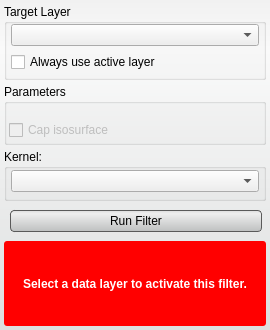
Before: the Qt Designer form src/Plugins/rbf/Interface/ToolInterface/RBFFilterInterface.ui in rblake/seg3d2, drawn with Qt 5.
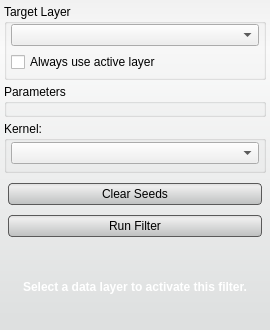
After: the same form once the commit is applied. Custom widgets are drawn as their Qt base class.

Commit message: Refactor RBF tool interface.

The edit to the form file:
```diff
--- a/src/Plugins/rbf/Interface/ToolInterface/RBFFilterInterface.ui
+++ b/src/Plugins/rbf/Interface/ToolInterface/RBFFilterInterface.ui
@@ -81,7 +81,7 @@
        <number>4</number>
       </property>
       <item>
-       <widget class="QtUtils::QtDropableComboBox" name="target_layer_">
+       <widget class="QtUtils::QtDropableComboBox" name="targetLayer_">
         <property name="sizePolicy">
          <sizepolicy hsizetype="Ignored" vsizetype="Fixed">
           <horstretch>0</horstretch>
@@ -106,7 +106,7 @@
           <number>0</number>
          </property>
          <item>
-          <widget class="QCheckBox" name="use_active_layer_">
+          <widget class="QCheckBox" name="useActiveLayer_">
            <property name="text">
             <string>Always use active layer</string>
            </property>
@@ -149,26 +149,13 @@
        <number>2</number>
       </property>
       <item>
-       <widget class="QtUtils::QtSliderDoubleCombo" name="isovalue_" native="true"/>
+       <widget class="QtUtils::QtSliderDoubleCombo" name="sampleX_" native="true"/>
       </item>
       <item>
-       <widget class="QtUtils::QtSliderDoubleCombo" name="sample_x_" native="true"/>
+       <widget class="QtUtils::QtSliderDoubleCombo" name="sampleY_" native="true"/>
       </item>
       <item>
-       <widget class="QtUtils::QtSliderDoubleCombo" name="sample_y_" native="true"/>
-      </item>
-      <item>
-       <widget class="QtUtils::QtSliderDoubleCombo" name="sample_z_" native="true"/>
-      </item>
-      <item>
-       <widget class="QCheckBox" name="cap_isosurface_">
-        <property name="enabled">
-         <bool>false</bool>
-        </property>
-        <property name="text">
-         <string>Cap isosurface</string>
-        </property>
-       </widget>
+       <widget class="QtUtils::QtSliderDoubleCombo" name="sampleZ_" native="true"/>
       </item>
      </layout>
     </widget>
@@ -223,37 +210,41 @@
     </widget>
    </item>
    <item>
-    <widget class="QWidget" name="replaceRunWidget" native="true">
+    <widget class="QWidget" name="runWidget" native="true">
      <property name="minimumSize">
       <size>
        <width>0</width>
-       <height>32</height>
+       <height>66</height>
       </size>
      </property>
      <property name="maximumSize">
       <size>
        <width>16777215</width>
-       <height>32</height>
+       <height>66</height>
       </size>
      </property>
-     <layout class="QHBoxLayout" name="horizontalLayout" stretch="0">
+     <layout class="QVBoxLayout" name="verticalLayout_5">
       <property name="spacing">
        <number>0</number>
       </property>
-      <property name="leftMargin">
-       <number>2</number>
-      </property>
-      <property name="topMargin">
+      <property name="margin">
        <number>0</number>
       </property>
-      <property name="rightMargin">
-       <number>0</number>
-      </property>
-      <property name="bottomMargin">
-       <number>0</number>
-      </property>
       <item>
-       <widget class="QPushButton" name="runFilterButton">
+       <widget class="QPushButton" name="clearSeedsButton_">
+        <property name="minimumSize">
+         <size>
+          <width>0</width>
+          <height>30</height>
+         </size>
+        </property>
+        <property name="text">
+         <string>Clear Seeds</string>
+        </property>
+       </widget>
+      </item>
+      <item>
+       <widget class="QPushButton" name="runFilterButton_">
         <property name="minimumSize">
          <size>
           <width>0</width>
@@ -269,7 +260,7 @@
     </widget>
    </item>
    <item>
-    <widget class="QWidget" name="message_alert_" native="true">
+    <widget class="QWidget" name="messageAlert_" native="true">
      <property name="minimumSize">
       <size>
        <width>0</width>
```
The commit also changes 3 other files.
